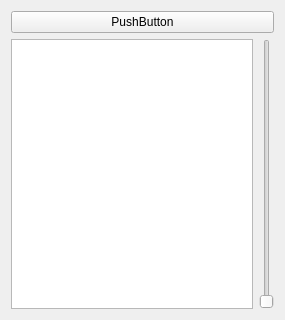
Qt form HomeUtilityApp/cheapestprices.ui (EdsilvaEps/HomeUtility) before a commit.
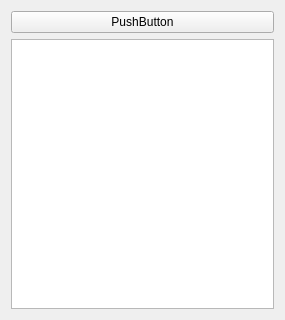
The same form after that commit.

```diff
--- a/HomeUtilityApp/cheapestprices.ui
+++ b/HomeUtilityApp/cheapestprices.ui
@@ -29,13 +29,6 @@
      <item>
       <widget class="QListWidget" name="listWidget"/>
      </item>
-     <item>
-      <widget class="QSlider" name="verticalSlider">
-       <property name="orientation">
-        <enum>Qt::Vertical</enum>
-       </property>
-      </widget>
-     </item>
     </layout>
    </item>
   </layout>
```
